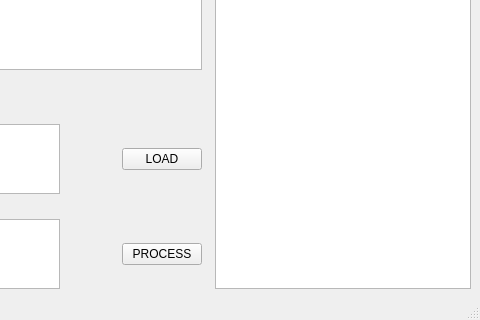
hwangyoon/ImageAugmentation, file guidir/mainwindow/mainwindow.ui: the form before one commit; both pictures show x 510 to 990 and y 374 to 694 of the 990 by 694 pixel window.
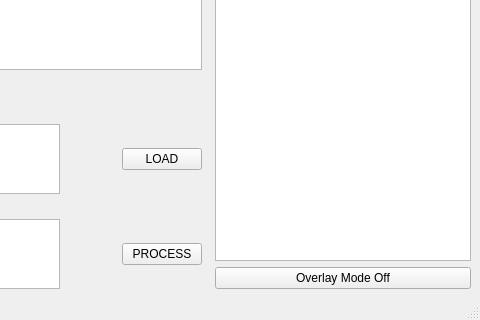
The form after the commit.

Commit message: Fix style + add overlay

The edit to the form file:
```diff
--- a/guidir/mainwindow/mainwindow.ui
+++ b/guidir/mainwindow/mainwindow.ui
@@ -29,7 +29,7 @@
      <verstretch>0</verstretch>
     </sizepolicy>
    </property>
-   <layout class="QHBoxLayout" name="horizontalLayout_7" stretch="1,1">
+   <layout class="QHBoxLayout" name="horizontalLayout_7">
     <item>
      <layout class="QVBoxLayout" name="verticalLayout_3" stretch="1,1,1">
       <item>
@@ -311,7 +311,9 @@
      </layout>
     </item>
     <item>
-     <widget class="QListWidget" name="listWidget_algo">
+     <layout class="QVBoxLayout" name="verticalLayout_4">
+      <item>
+       <widget class="QListWidget" name="listWidgetAlgo">
       <property name="sizePolicy">
        <sizepolicy hsizetype="Fixed" vsizetype="Expanding">
         <horstretch>0</horstretch>
@@ -322,6 +324,15 @@
        <cursorShape>PointingHandCursor</cursorShape>
       </property>
      </widget>
+      </item>
+      <item>
+       <widget class="QPushButton" name="pushButtonOverlay">
+        <property name="text">
+         <string>Overlay Mode Off</string>
+        </property>
+       </widget>
+      </item>
+     </layout>
     </item>
    </layout>
   </widget>
```
Left out of the diff: 14 changed lines with no effect on the pictures. Lines whose indentation alone changed are shown as unchanged. The commit also changes 5 other files.
